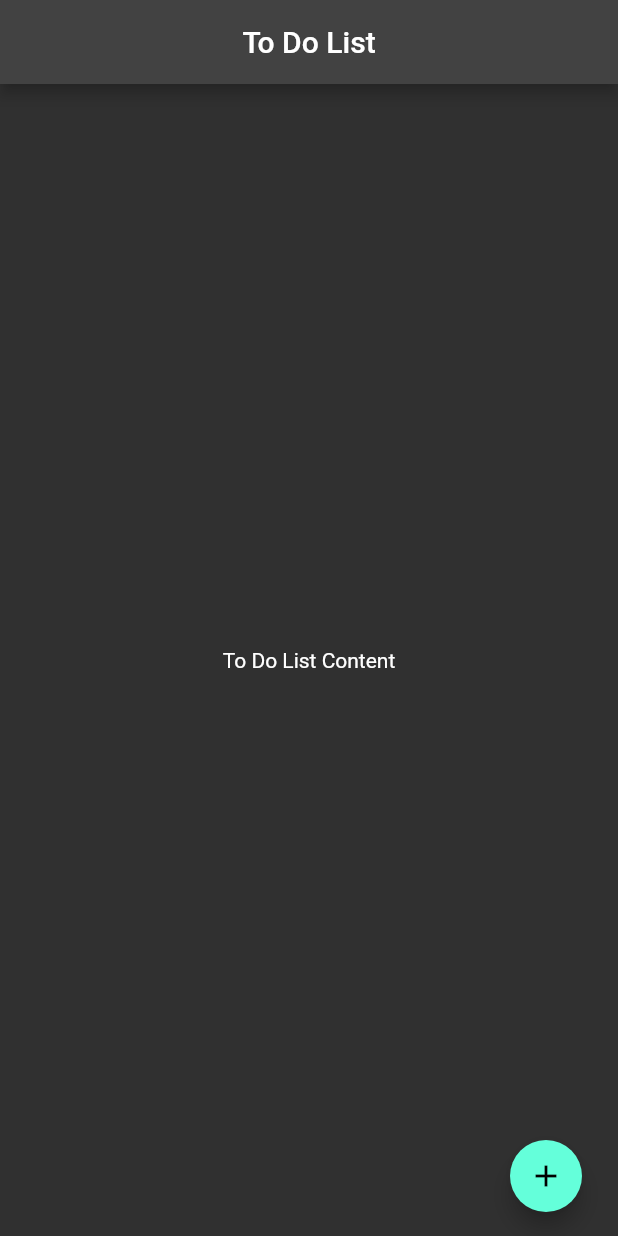
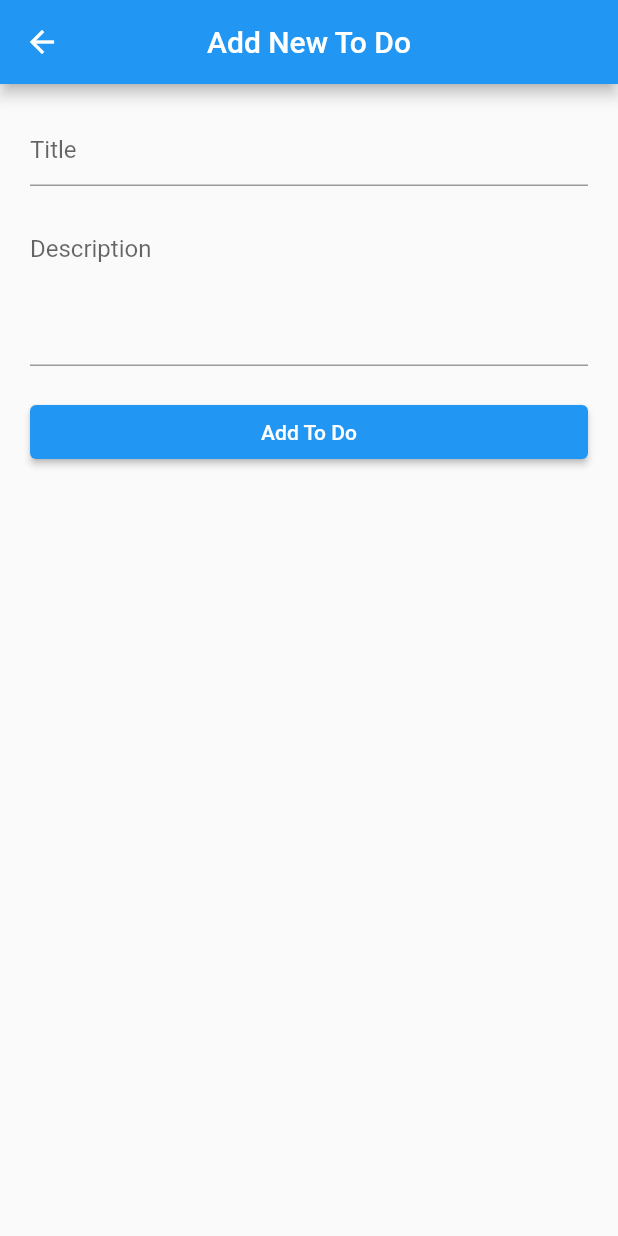
Before and after one commit to n-tse/flutter_todolist, a Flutter app: the screen it shows after launch, after a tap on the "add" icon, on a phone screen of 412 x 824 dp. Run offline on Flutter 3.47's test engine with Material 2 defaults, Android fonts, the phone set to English and light mode, and no system bars.

Commit message:
add 'add new to do item' page w/ navigation

```diff
--- a/lib/main.dart
+++ b/lib/main.dart
@@ -13,7 +13,7 @@ class MyApp extends StatelessWidget {
     return MaterialApp(
       title: 'To Do List',
       debugShowCheckedModeBanner: false,
-      theme: ThemeData.dark(),
+      theme: ThemeData.light(),
       home: const HomePage(),
     );
   }
--- a/lib/views/home.dart
+++ b/lib/views/home.dart
@@ -1,4 +1,5 @@
 import 'package:flutter/material.dart';
+import 'package:todolist/views/new_To_Do_Form.dart';
 
 class HomePage extends StatefulWidget {
   const HomePage({super.key});
@@ -21,10 +22,17 @@ class _HomePageState extends State<HomePage> {
       ),
       body: const Center(child: Text("To Do List Content")),
       floatingActionButton: FloatingActionButton.extended(
-        onPressed: () {},
+        onPressed: navigateToAddToDo,
         label: const Icon(Icons.add),
         shape: const CircleBorder(),
       ),
     );
   }
+
+  void navigateToAddToDo() {
+    final route = MaterialPageRoute(
+      builder: (context) => const NewToDoForm(),
+    );
+    Navigator.push(context, route);
+  }
 }
--- /dev/null
+++ b/lib/views/new_to_do_form.dart
@@ -0,0 +1,56 @@
+// ignore_for_file: file_names
+
+import 'package:flutter/material.dart';
+
+class NewToDoForm extends StatefulWidget {
+  const NewToDoForm({super.key});
+
+  @override
+  State<NewToDoForm> createState() => _NewToDoFormState();
+}
+
+class _NewToDoFormState extends State<NewToDoForm> {
+  @override
+  Widget build(BuildContext context) {
+    return Scaffold(
+      appBar: AppBar(
+        leading: IconButton(
+          icon: const Icon(Icons.arrow_back),
+          onPressed: () {
+            Navigator.pop(context);
+          },
+        ),
+        title: const Text("Add New To Do"),
+        centerTitle: true,
+      ),
+      body: ListView(
+        padding: const EdgeInsets.all(20),
+        children: [
+          const TextField(
+            decoration: InputDecoration(
+              hintText: "Title",
+            ),
+          ),
+          const SizedBox(height: 20,),
+          const TextField(
+            decoration: InputDecoration(
+              hintText: "Description",
+            ),
+            keyboardType: TextInputType.multiline,
+            minLines: 4,
+            maxLines: 8,
+          ),
+          const SizedBox(height: 20,),
+          ElevatedButton(
+            onPressed: addToDo,
+            child: const Text("Add To Do"),
+          )
+        ],
+      ),
+    );
+  }
+
+  void addToDo () {
+
+  }
+}
```
